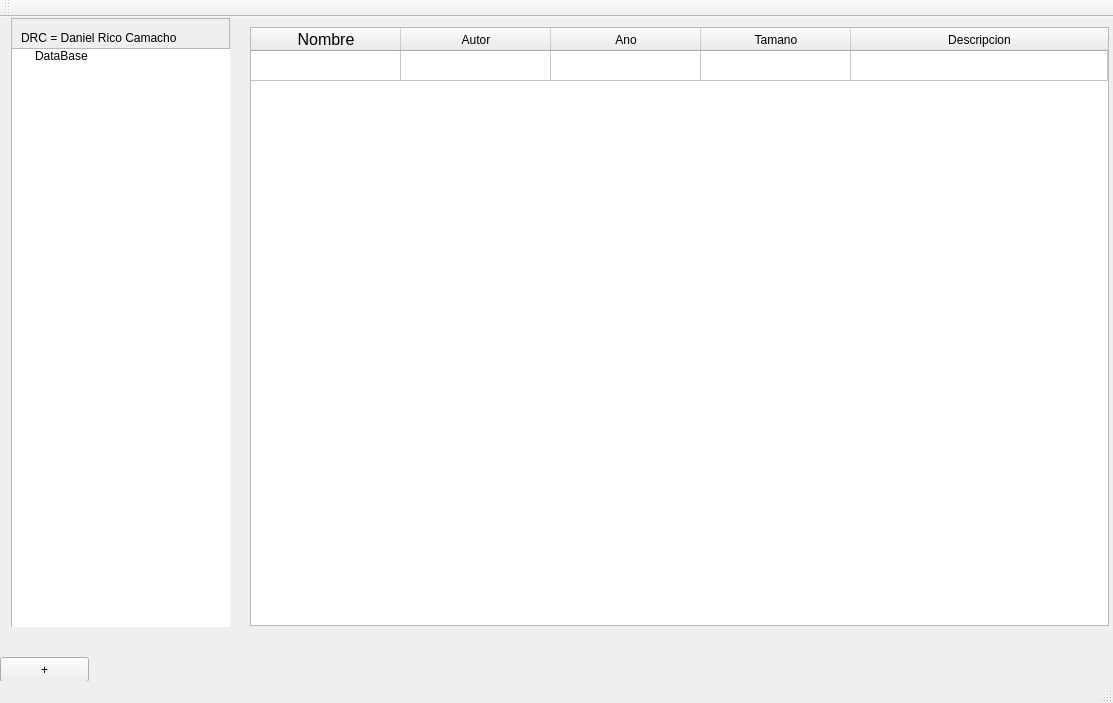
gladiadores-depresion-y-jet/INVINSIBLE-MyIDE, file mainwindow.ui: the form before one commit.
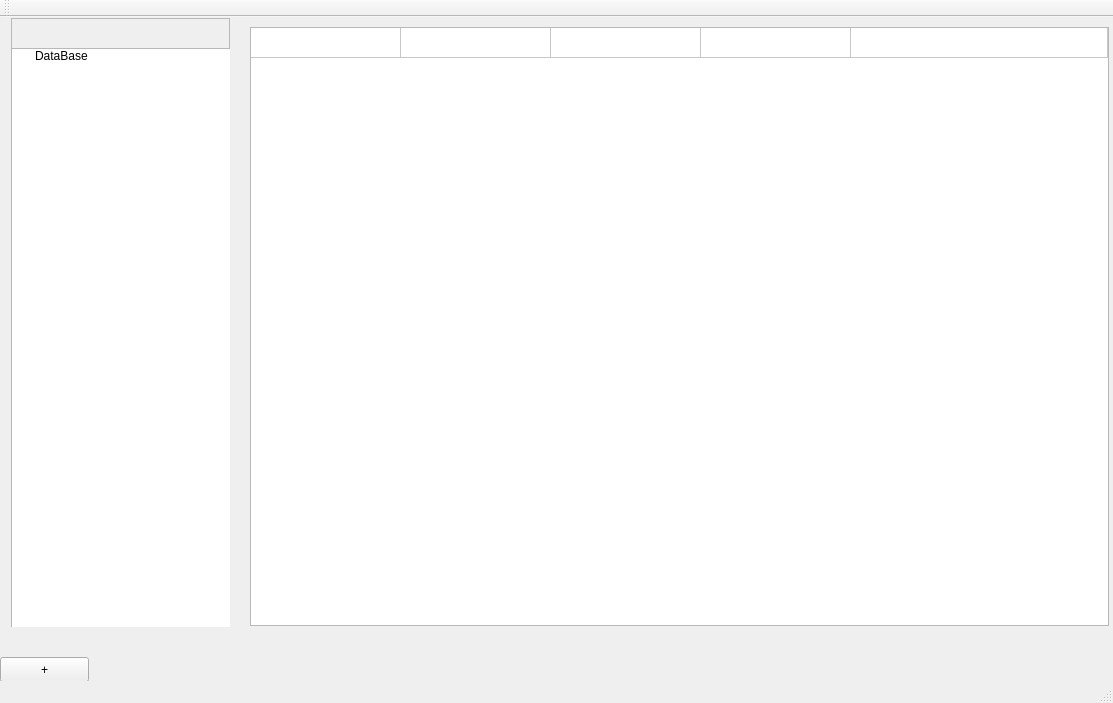
The form after the commit.

What changed in the file:
```diff
--- a/mainwindow.ui
+++ b/mainwindow.ui
@@ -51,7 +51,7 @@
          </rect>
         </property>
         <property name="text">
-         <string>DRC = Daniel Rico Camacho</string>
+         <string/>
         </property>
        </widget>
        <widget class="QTreeWidget" name="treeWidget">
@@ -153,7 +153,7 @@
      <item>
       <widget class="QTableWidget" name="tableWidget">
        <attribute name="horizontalHeaderVisible">
-        <bool>true</bool>
+        <bool>false</bool>
        </attribute>
        <attribute name="horizontalHeaderCascadingSectionResizes">
         <bool>false</bool>
```
Left out of the diff: 4 changed lines with no effect on the pictures.
